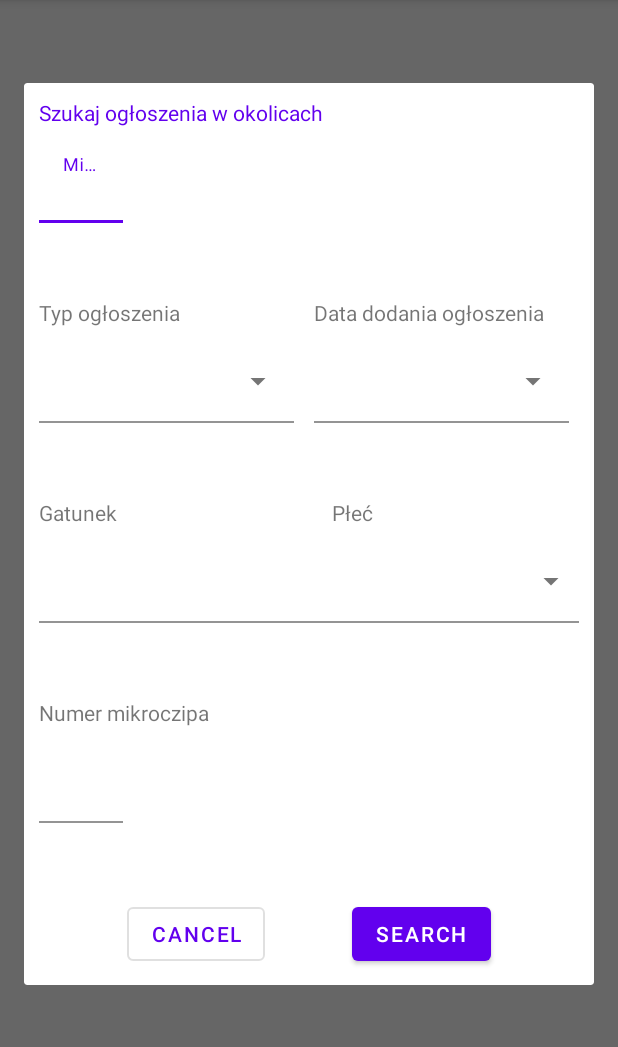
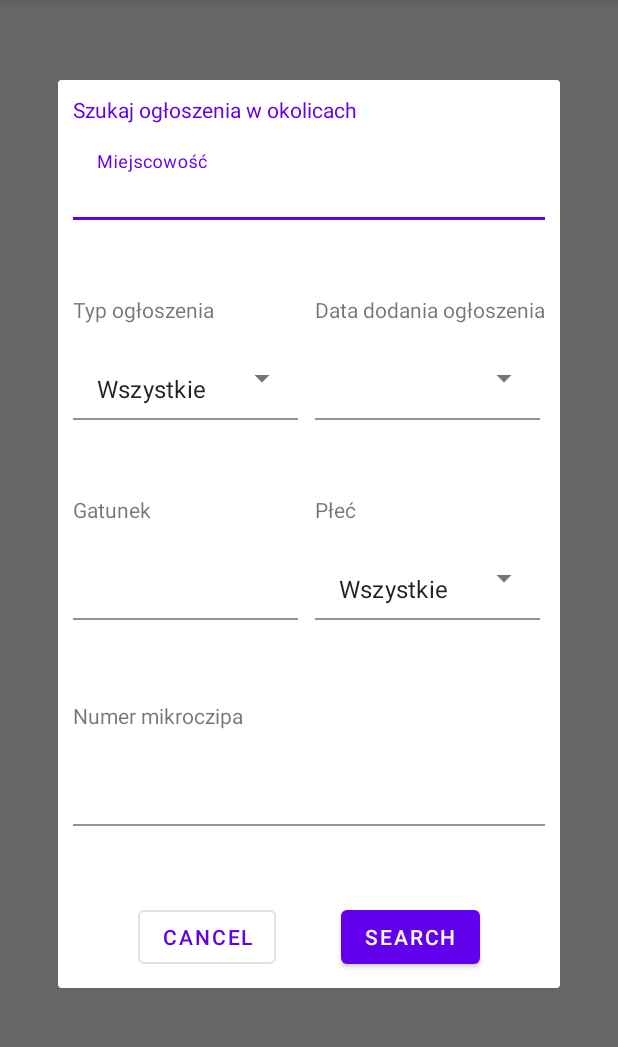
Before and after one commit to MichMac/FindMyPet, an Android app: the fragment AnnouncementsFilterFragment shown on its own in the app's theme, on a phone screen of 412 x 824 dp, the part 84-1131 px from its top. Run offline under Robolectric (Android 15) with nearby library versions, the phone set to English and light mode, and no system bars.

Commit message:
filter announcements layout update

```diff
--- a/app/src/main/java/com/example/findmypet/views/AddPetProfileFragment.java
+++ b/app/src/main/java/com/example/findmypet/views/AddPetProfileFragment.java
@@ -83,7 +83,7 @@ public class AddPetProfileFragment extends Fragment {
         btnConfirm = view.findViewById(R.id.confirm_button_addpetprofile);
         btnNfc = view.findViewById(R.id.nfc_button_addpetprofile);
 
-        ArrayAdapter<CharSequence> genderAdapter = ArrayAdapter.createFromResource(getContext(), R.array.gender_array, android.R.layout.simple_spinner_item);
+        ArrayAdapter<CharSequence> genderAdapter = ArrayAdapter.createFromResource(getContext(), R.array.gender_filter_array, android.R.layout.simple_spinner_item);
         genderAdapter.setDropDownViewResource(android.R.layout.simple_spinner_dropdown_item);
         spGender.setAdapter(genderAdapter);
 
--- a/app/src/main/java/com/example/findmypet/views/AnnouncementsFilterFragment.java
+++ b/app/src/main/java/com/example/findmypet/views/AnnouncementsFilterFragment.java
@@ -5,8 +5,11 @@ import android.os.Bundle;
 import android.view.LayoutInflater;
 import android.view.View;
 import android.view.ViewGroup;
+import android.widget.ArrayAdapter;
 
 import com.example.findmypet.R;
+import com.google.android.material.button.MaterialButton;
+import com.google.android.material.textfield.MaterialAutoCompleteTextView;
 import com.google.android.material.textfield.TextInputLayout;
 import com.google.android.material.textview.MaterialTextView;
 
@@ -31,6 +34,10 @@ public class AnnouncementsFilterFragment extends DialogFragment {
     MaterialTextView mSpeciesLabel;
     MaterialTextView mGenderLabel;
     MaterialTextView mMicrochipNrLabel;
+    MaterialButton mSearchBtn,mCancelBtn;
+
+    ArrayAdapter<CharSequence> mGenderAdapter;
+    ArrayAdapter<CharSequence> mTypeAdapter;
 
     @Override
     public View onCreateView(@NonNull LayoutInflater inflater, @Nullable ViewGroup container, @Nullable Bundle savedInstanceState) {
@@ -45,6 +52,17 @@ public class AnnouncementsFilterFragment extends DialogFragment {
         mGender = view.findViewById(R.id.gender_menu);
         mMicrochipNr = view.findViewById(R.id.microchip_number_edittext_layout);
 
+        //Set adapters for spinners
+        mGenderAdapter = ArrayAdapter.createFromResource(getContext(), R.array.gender_filter_array, android.R.layout.simple_spinner_item);
+        mGenderAdapter.setDropDownViewResource(android.R.layout.simple_spinner_dropdown_item);
+        ((MaterialAutoCompleteTextView) mGender.getEditText()).setAdapter(mGenderAdapter);
+        ((MaterialAutoCompleteTextView) mGender.getEditText()).setText(mGenderAdapter.getItem(0),false);
+
+        mTypeAdapter = ArrayAdapter.createFromResource(getContext(), R.array.announcement_filter_type, android.R.layout.simple_spinner_item);
+        mTypeAdapter.setDropDownViewResource(android.R.layout.simple_spinner_dropdown_item);
+        ((MaterialAutoCompleteTextView) mType.getEditText()).setAdapter(mTypeAdapter);
+        ((MaterialAutoCompleteTextView) mType.getEditText()).setText(mTypeAdapter.getItem(0),false);
+
         //TextViews
         mCityLabel = view.findViewById(R.id.city_label);
         mTypeLabel = view.findViewById(R.id.type_label);
@@ -53,6 +71,9 @@ public class AnnouncementsFilterFragment extends DialogFragment {
         mGenderLabel = view.findViewById(R.id.gender_label);
         mMicrochipNrLabel = view.findViewById(R.id.microchip_number_label);
 
+        //Buttons
+        mSearchBtn = view.findViewById(R.id.search_button_filter_ann);
+        mCancelBtn = view.findViewById(R.id.cancel_button_filter_ann);
 
         mCity.getEditText().setOnFocusChangeListener(new View.OnFocusChangeListener() {
             @Override
@@ -120,6 +141,13 @@ public class AnnouncementsFilterFragment extends DialogFragment {
             }
         });
 
+        mCancelBtn.setOnClickListener(new View.OnClickListener() {
+            @Override
+            public void onClick(View view) {
+                dismiss();
+            }
+        });
+
         return view;
     }
 
--- a/app/src/main/res/layout/announcements_filter_fragment.xml
+++ b/app/src/main/res/layout/announcements_filter_fragment.xml
@@ -1,7 +1,13 @@
 <?xml version="1.0" encoding="utf-8"?>
-<androidx.constraintlayout.widget.ConstraintLayout xmlns:android="http://schemas.android.com/apk/res/android"
+<ScrollView
+    xmlns:android="http://schemas.android.com/apk/res/android"
     xmlns:app="http://schemas.android.com/apk/res-auto"
     xmlns:tools="http://schemas.android.com/tools"
+    android:layout_width="match_parent"
+    android:layout_height="match_parent"
+    android:fillViewport="true">
+
+    <androidx.constraintlayout.widget.ConstraintLayout
         android:layout_width="match_parent"
         android:layout_height="match_parent"
         android:padding="10dp">
@@ -32,7 +38,7 @@
         <com.google.android.material.textfield.TextInputLayout
             android:id="@+id/city_edittext_layout"
             style="@style/Widget.MaterialComponents.TextInputLayout.FilledBox"
-        android:layout_width="match_parent"
+            android:layout_width="0dp"
             android:layout_height="wrap_content"
             android:layout_marginTop="8dp"
             android:hint="Miejscowość"
@@ -50,33 +56,33 @@
         <com.google.android.material.textfield.TextInputLayout
             android:id="@+id/type_menu"
             style="@style/Widget.MaterialComponents.TextInputLayout.FilledBox.ExposedDropdownMenu"
-        android:layout_width="170dp"
+            android:layout_width="150dp"
             android:layout_height="wrap_content"
             android:layout_marginTop="8dp"
             app:boxBackgroundColor="@color/white"
             app:layout_constraintStart_toStartOf="parent"
             app:layout_constraintTop_toBottomOf="@+id/type_label">
 
-        <AutoCompleteTextView
+            <com.google.android.material.textfield.MaterialAutoCompleteTextView
                 android:layout_width="match_parent"
                 android:layout_height="wrap_content"
-            android:inputType="none"
-            android:popupBackground="@color/white" />
+                android:inputType="none" />
 
         </com.google.android.material.textfield.TextInputLayout>
 
         <com.google.android.material.textfield.TextInputLayout
             android:id="@+id/date_menu"
             style="@style/Widget.MaterialComponents.TextInputLayout.FilledBox.ExposedDropdownMenu"
-        android:layout_width="170dp"
+            android:layout_width="150dp"
             android:layout_height="wrap_content"
+            android:layout_marginStart="8dp"
             android:layout_marginTop="8dp"
             app:boxBackgroundColor="@color/white"
             app:layout_constraintEnd_toEndOf="parent"
-        app:layout_constraintHorizontal_bias="0.672"
             app:layout_constraintStart_toEndOf="@+id/type_menu"
             app:layout_constraintTop_toBottomOf="@+id/date_label">
-        <AutoCompleteTextView
+
+            <com.google.android.material.textfield.MaterialAutoCompleteTextView
                 android:layout_width="match_parent"
                 android:layout_height="wrap_content"
                 android:inputType="none" />
@@ -86,10 +92,9 @@
         <com.google.android.material.textfield.TextInputLayout
             android:id="@+id/species_edittext_layout"
             style="@style/Widget.MaterialComponents.TextInputLayout.FilledBox"
-        android:layout_width="200dp"
-        android:layout_height="wrap_content"
+            android:layout_width="150dp"
+            android:layout_height="60dp"
             android:layout_marginTop="8dp"
-
             android:background="@color/white"
             app:layout_constraintStart_toStartOf="parent"
             app:layout_constraintTop_toBottomOf="@+id/species_label">
@@ -105,15 +110,16 @@
         <com.google.android.material.textfield.TextInputLayout
             android:id="@+id/gender_menu"
             style="@style/Widget.MaterialComponents.TextInputLayout.FilledBox.ExposedDropdownMenu"
-        android:layout_width="170dp"
-        android:layout_height="wrap_content"
+            android:layout_width="150dp"
+            android:layout_height="60dp"
+            android:layout_marginStart="8dp"
             android:layout_marginTop="8dp"
             app:boxBackgroundColor="@color/white"
             app:layout_constraintEnd_toEndOf="parent"
             app:layout_constraintStart_toEndOf="@+id/species_edittext_layout"
             app:layout_constraintTop_toBottomOf="@+id/gender_label">
 
-        <AutoCompleteTextView
+            <com.google.android.material.textfield.MaterialAutoCompleteTextView
                 android:layout_width="match_parent"
                 android:layout_height="wrap_content"
                 android:inputType="none" />
@@ -122,7 +128,7 @@
         <com.google.android.material.textfield.TextInputLayout
             android:id="@+id/microchip_number_edittext_layout"
             style="@style/Widget.MaterialComponents.TextInputLayout.FilledBox"
-        android:layout_width="match_parent"
+            android:layout_width="0dp"
             android:layout_height="wrap_content"
             android:layout_marginTop="8dp"
             android:background="@color/white"
@@ -134,6 +140,8 @@
                 android:layout_width="match_parent"
                 android:layout_height="wrap_content"
                 android:background="@color/white"
+                android:inputType="number"
+                android:maxLength="15"
                 android:singleLine="true" />
         </com.google.android.material.textfield.TextInputLayout>
 
@@ -150,6 +158,7 @@
             android:id="@+id/city_label"
             android:layout_width="wrap_content"
             android:layout_height="wrap_content"
+
             android:text="@string/search_for_ann_in_region"
             app:layout_constraintStart_toStartOf="parent"
             app:layout_constraintTop_toTopOf="parent" />
@@ -192,5 +201,5 @@
             app:layout_constraintStart_toStartOf="parent"
             app:layout_constraintTop_toBottomOf="@+id/species_edittext_layout" />
 
-
     </androidx.constraintlayout.widget.ConstraintLayout>
+</ScrollView>
--- a/app/src/main/res/values/strings.xml
+++ b/app/src/main/res/values/strings.xml
@@ -83,7 +83,17 @@
     <string name="data_dodania_ogloszenia">Data dodania ogłoszenia</string>
     <string name="plec">Płeć</string>
     <string-array name="gender_array">
-        <item>Male</item>
-        <item>Female</item>
+        <item>Samiec</item>
+        <item>Samica</item>
+    </string-array>
+    <string-array name="gender_filter_array">
+        <item>Wszystkie</item>
+        <item>Samiec</item>
+        <item>Samica</item>
+    </string-array>
+    <string-array name="announcement_filter_type">
+        <item>Wszystkie</item>
+        <item>Znalezione</item>
+        <item>Zaginione</item>
     </string-array>
 </resources>
```
Lines whose indentation alone changed are shown as unchanged.
